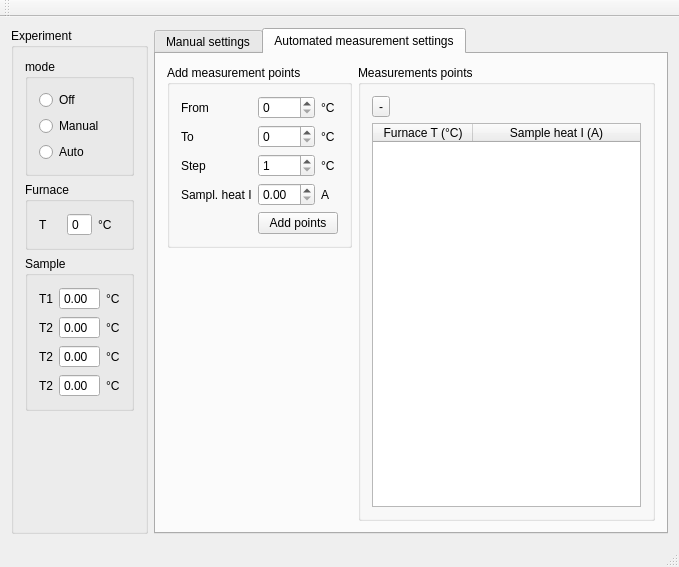
Old version of the form Seebeck/mainwindow.ui in the repository mBr001/seebeck.
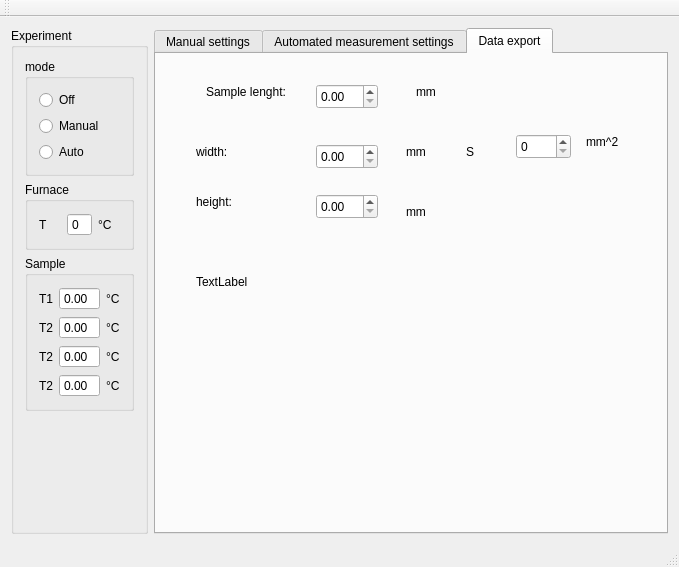
New version of the form. The open tabs and pages were chosen to show the change.

Commit message: data export panel

What changed in the file:
```diff
--- a/Seebeck/mainwindow.ui
+++ b/Seebeck/mainwindow.ui
@@ -528,6 +528,168 @@
         </item>
        </layout>
       </widget>
+      <widget class="QWidget" name="tab_3">
+       <attribute name="title">
+        <string>Data export</string>
+       </attribute>
+       <widget class="QLabel" name="label_27">
+        <property name="geometry">
+         <rect>
+          <x>50</x>
+          <y>30</y>
+          <width>101</width>
+          <height>16</height>
+         </rect>
+        </property>
+        <property name="text">
+         <string>Sample lenght:</string>
+        </property>
+       </widget>
+       <widget class="QLabel" name="label_28">
+        <property name="geometry">
+         <rect>
+          <x>40</x>
+          <y>90</y>
+          <width>56</width>
+          <height>15</height>
+         </rect>
+        </property>
+        <property name="text">
+         <string>width:</string>
+        </property>
+       </widget>
+       <widget class="QLabel" name="label_29">
+        <property name="geometry">
+         <rect>
+          <x>40</x>
+          <y>140</y>
+          <width>56</width>
+          <height>15</height>
+         </rect>
+        </property>
+        <property name="text">
+         <string>height:</string>
+        </property>
+       </widget>
+       <widget class="QLabel" name="label_30">
+        <property name="geometry">
+         <rect>
+          <x>310</x>
+          <y>90</y>
+          <width>56</width>
+          <height>15</height>
+         </rect>
+        </property>
+        <property name="text">
+         <string>S</string>
+        </property>
+       </widget>
+       <widget class="QLabel" name="label_31">
+        <property name="geometry">
+         <rect>
+          <x>40</x>
+          <y>220</y>
+          <width>56</width>
+          <height>15</height>
+         </rect>
+        </property>
+        <property name="text">
+         <string>TextLabel</string>
+        </property>
+       </widget>
+       <widget class="QDoubleSpinBox" name="doubleSpinBox">
+        <property name="geometry">
+         <rect>
+          <x>160</x>
+          <y>30</y>
+          <width>62</width>
+          <height>25</height>
+         </rect>
+        </property>
+       </widget>
+       <widget class="QDoubleSpinBox" name="doubleSpinBox_2">
+        <property name="geometry">
+         <rect>
+          <x>160</x>
+          <y>90</y>
+          <width>62</width>
+          <height>25</height>
+         </rect>
+        </property>
+       </widget>
+       <widget class="QDoubleSpinBox" name="doubleSpinBox_3">
+        <property name="geometry">
+         <rect>
+          <x>160</x>
+          <y>140</y>
+          <width>62</width>
+          <height>25</height>
+         </rect>
+        </property>
+       </widget>
+       <widget class="QLabel" name="label_32">
+        <property name="geometry">
+         <rect>
+          <x>260</x>
+          <y>30</y>
+          <width>56</width>
+          <height>15</height>
+         </rect>
+        </property>
+        <property name="text">
+         <string>mm</string>
+        </property>
+       </widget>
+       <widget class="QLabel" name="label_33">
+        <property name="geometry">
+         <rect>
+          <x>250</x>
+          <y>90</y>
+          <width>56</width>
+          <height>15</height>
+         </rect>
+        </property>
+        <property name="text">
+         <string>mm</string>
+        </property>
+       </widget>
+       <widget class="QLabel" name="label_34">
+        <property name="geometry">
+         <rect>
+          <x>250</x>
+          <y>150</y>
+          <width>56</width>
+          <height>15</height>
+         </rect>
+        </property>
+        <property name="text">
+         <string>mm</string>
+        </property>
+       </widget>
+       <widget class="QSpinBox" name="spinBox">
+        <property name="geometry">
+         <rect>
+          <x>360</x>
+          <y>80</y>
+          <width>55</width>
+          <height>25</height>
+         </rect>
+        </property>
+       </widget>
+       <widget class="QLabel" name="label_35">
+        <property name="geometry">
+         <rect>
+          <x>430</x>
+          <y>80</y>
+          <width>56</width>
+          <height>15</height>
+         </rect>
+        </property>
+        <property name="text">
+         <string>mm^2</string>
+        </property>
+       </widget>
+      </widget>
      </widget>
     </item>
    </layout>
```
